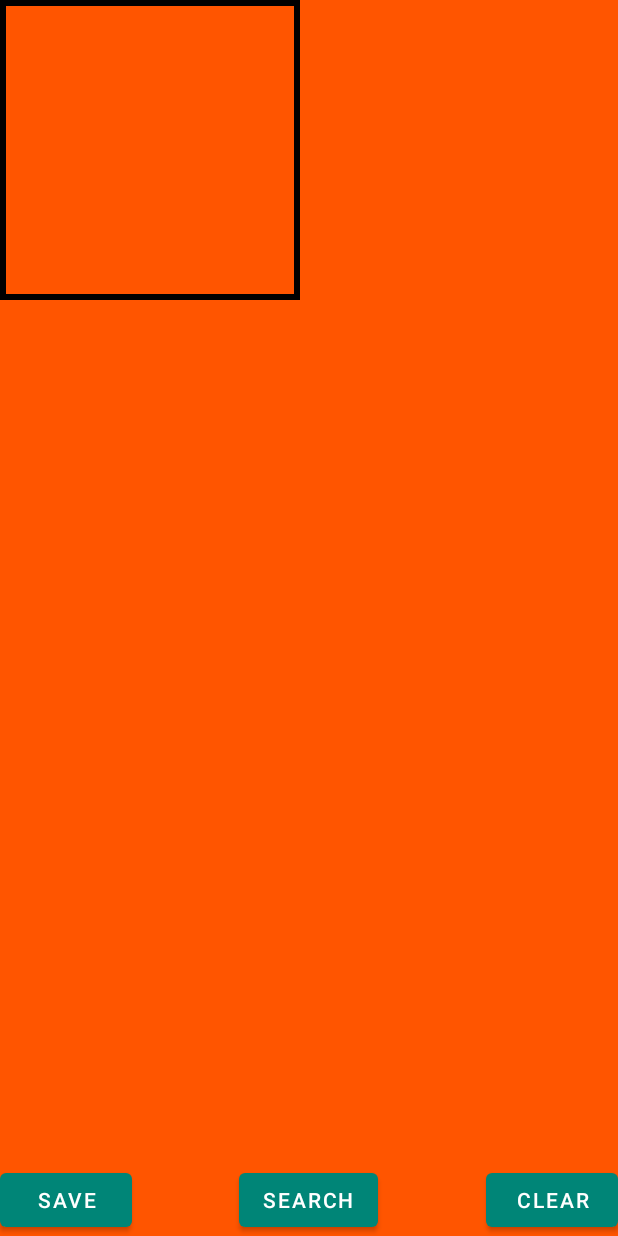
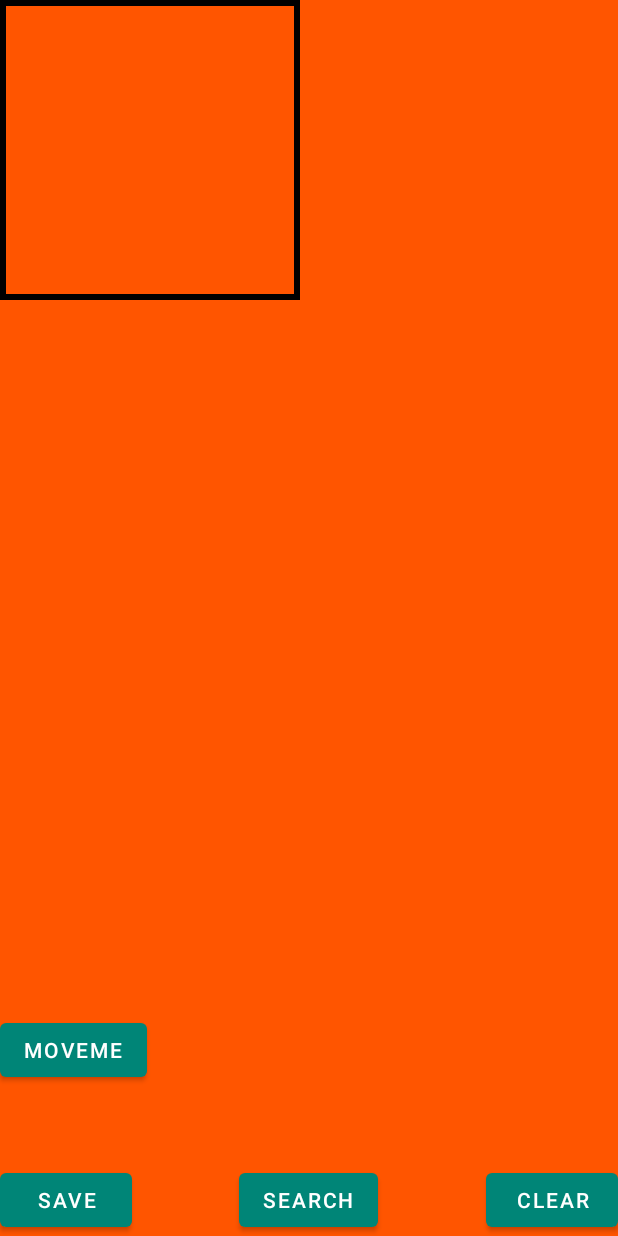
Before and after one commit to madhavth/learning, an Android app: the CanvasActivity screen opened directly, with no data from a screen before it, on a phone screen of 412 x 824 dp. Run offline under Robolectric (Android 15) with nearby library versions, the phone set to English and light mode, and no system bars; our stand-ins replace Firebase (no records; nobody signed in at launch, a user with empty details on screens opened directly), Timber.

```diff
--- a/app/src/main/res/layout/activity_canvas.xml
+++ b/app/src/main/res/layout/activity_canvas.xml
@@ -47,4 +47,14 @@
         android:src="@drawable/ic_save_black_24dp"
         />
 
+    <Button
+        android:text="MoveMe"
+        android:id="@+id/btnMoveMe"
+        android:layout_width="wrap_content"
+        android:layout_height="wrap_content"
+        android:layout_gravity="bottom|start"
+        android:layout_marginBottom="100dp"
+        android:src="@drawable/ic_save_black_24dp"
+        />
+
 </FrameLayout>
```
Also changed, not shown: app/src/main/java/com/madhavth/firebaselearning/service/OverlayService.kt (+45 -0 lines).
